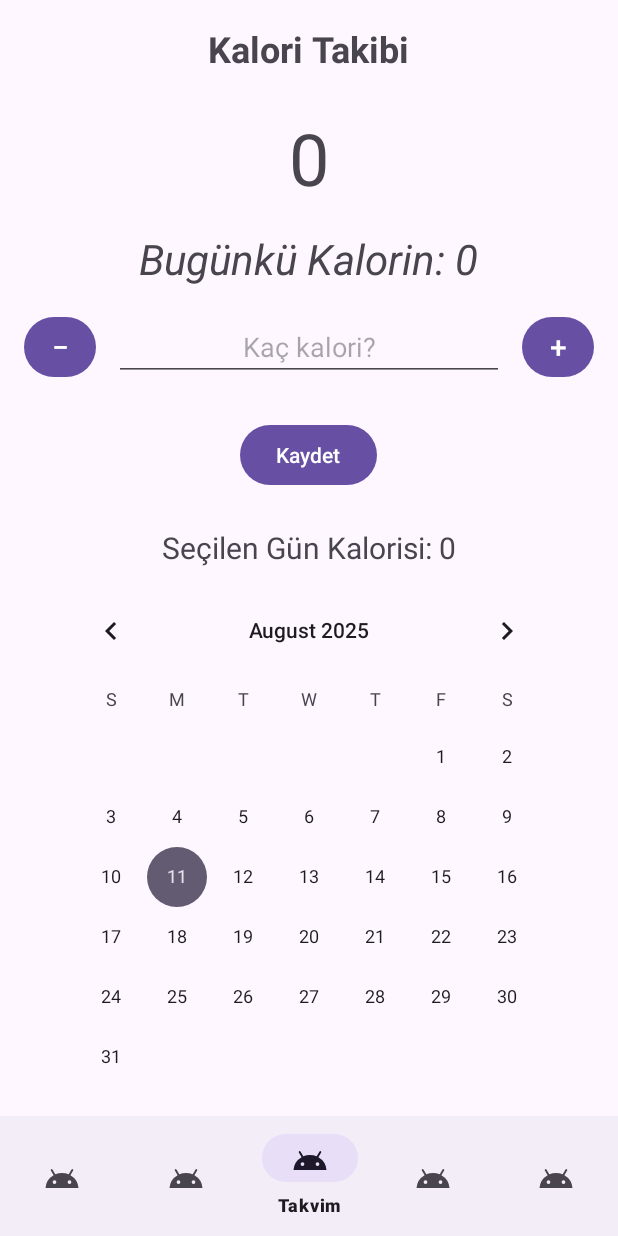
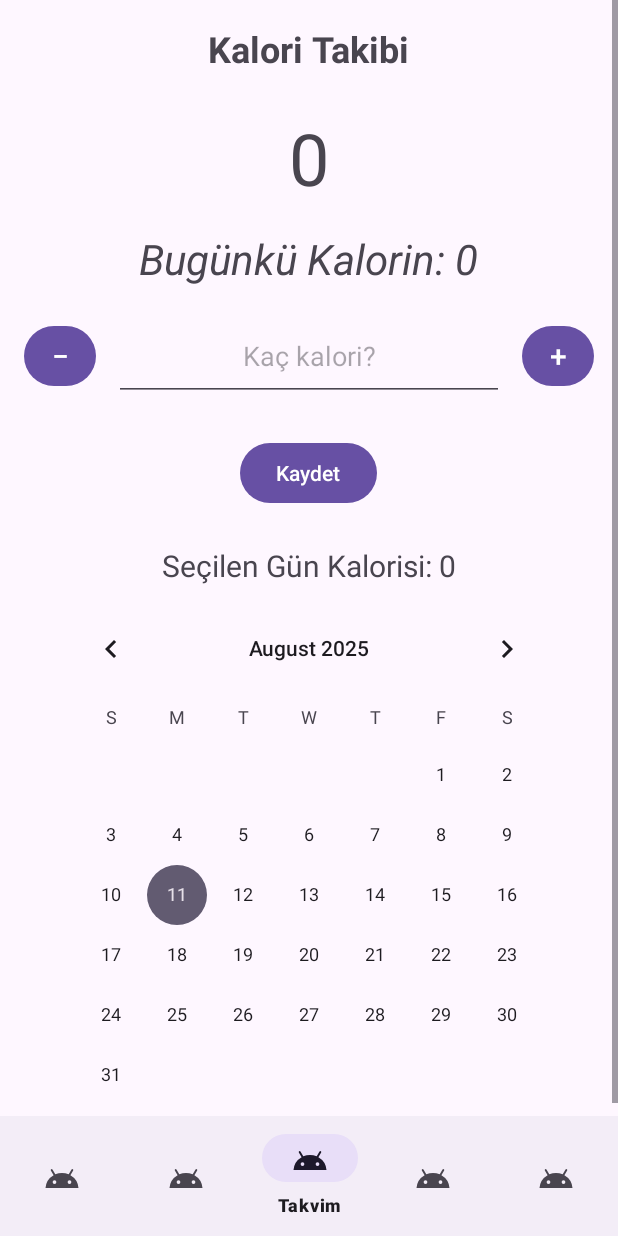
Before and after one commit to OrhanUnal/Cook-Cam, an Android app: the screen it shows after launch (MainActivity), item 3 of the bottom bar chosen, on a phone screen of 412 x 824 dp. Run offline under Robolectric (Android 15) with nearby library versions, the phone set to English and light mode, and no system bars; our stand-ins replace Room's generated code.

Commit message:
Improve calorie input validation and UI layout
Enhanced calorie input handling in CalendarFragment to prevent negative values and provide user feedback. Updated fragment_calendar.xml and fragment_camera.xml layouts for better input field sizing, alignment, and improved result display styling.

```diff
--- a/app/src/main/res/layout/fragment_calendar.xml
+++ b/app/src/main/res/layout/fragment_calendar.xml
@@ -56,11 +56,11 @@
             <EditText
                 android:id="@+id/inputAmount"
                 android:layout_width="0dp"
-                android:layout_height="wrap_content"
+                android:layout_height="60dp"
                 android:layout_weight="1"
+                android:gravity="center"
                 android:hint="Kaç kalori?"
-                android:inputType="number"
-                android:gravity="center"/>
+                android:inputType="number" />
 
             <Button
                 android:id="@+id/addButton"
```
Also changed, not shown: app/src/main/java/com/kivinecostone/yemek_tarif_uygulamasi/CalendarFragment.kt (+7 -9 lines), app/src/main/res/layout/fragment_camera.xml (+5 -4 lines).
